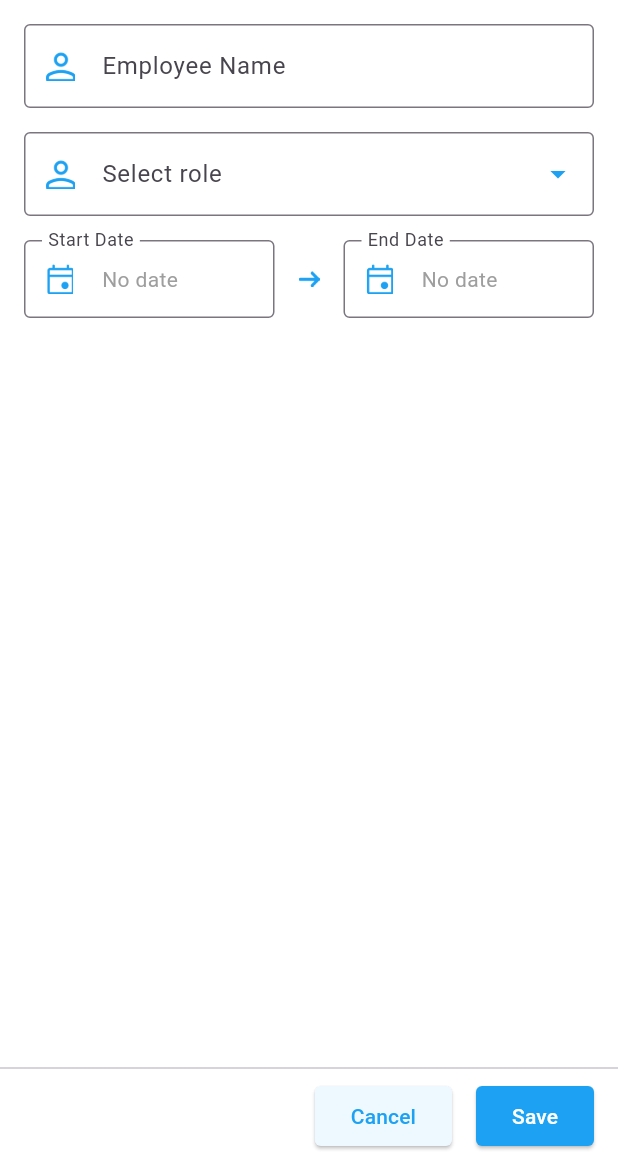
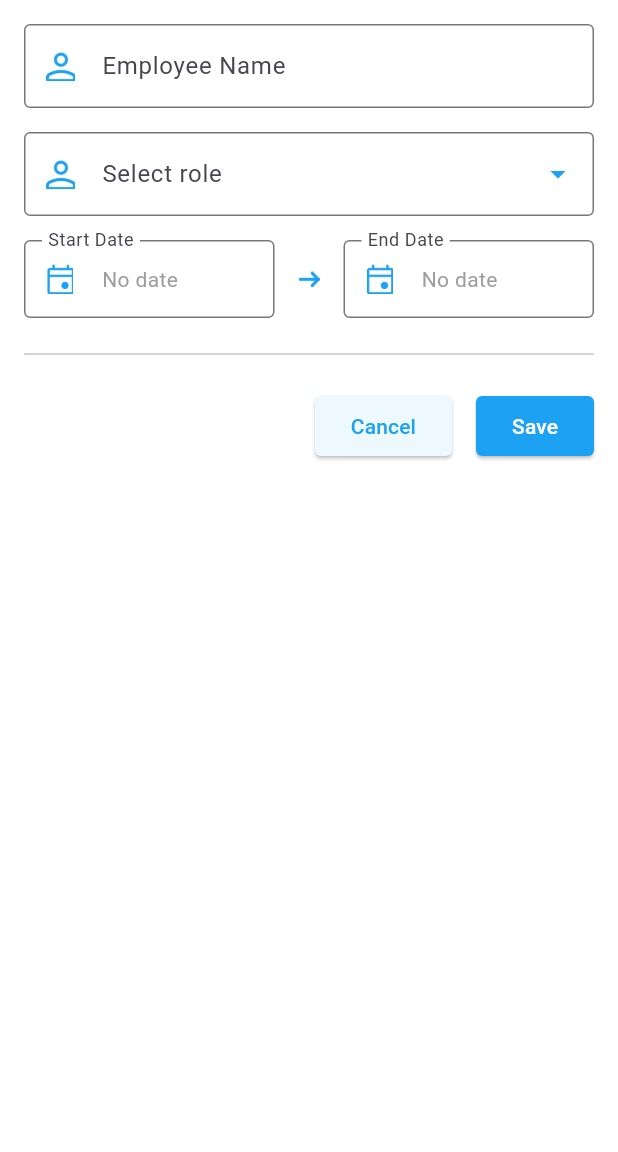
Before and after one commit to sur2548/realtime_innovations, a Flutter app: the screen it shows after launch, after a tap on the "add" icon, on a phone screen of 412 x 824 dp, the part 84-1236 px from its top. Run offline on Flutter 3.47's test engine with Material 3 defaults, Android fonts, the light colour scheme and no system bars; our stand-ins replace flutter_bloc, get_it, google_fonts, hive, hive_flutter, table_calendar; accounts and stored records are empty.

Commit message:
Web support

```diff
--- a/lib/data/local/app_database.dart
+++ b/lib/data/local/app_database.dart
@@ -1,27 +1,32 @@
-import 'objectbox.g.dart';
+import 'package:hive_flutter/adapters.dart';
+
 import 'tables/employee.dart';
 
 class AppDatabase {
-  late final Store _store;
+  static const String _boxName = 'employeeBox';
   late final Box<Employee> _employeeBox;
 
-  AppDatabase._create(this._store) {
-    _employeeBox = Box<Employee>(_store);
+  AppDatabase._create(this._employeeBox);
+
+  static Future<AppDatabase> create() async {
+    await Hive.initFlutter(); // Initialize Hive for Flutter
+    Hive.registerAdapter(EmployeeAdapter()); // Register the Employee adapter
+    final employeeBox = await Hive.openBox<Employee>(_boxName);
+
+    return AppDatabase._create(employeeBox);
   }
 
-  static Future<AppDatabase> create() async {
-    final store = await openStore();
+  List<Employee> getEmployees() => _employeeBox.values.toList();
 
-    return AppDatabase._create(store);
+  int addEmployee(Employee employee) {
+    employee.id = _employeeBox.length + 1; // Assign a unique ID
+    _employeeBox.put(employee.id, employee);
+    return employee.id;
   }
 
-  List<Employee> getEmployees() => _employeeBox.getAll();
+  void updateEmployee(Employee employee) => _employeeBox.put(employee.id, employee);
 
-  int addEmployee(Employee employee) => _employeeBox.put(employee);
+  void deleteEmployee(Employee employee) => _employeeBox.delete(employee.id);
 
-  void updateEmployee(Employee employee) => _employeeBox.put(employee);
-
-  void deleteEmployee(Employee employee) => _employeeBox.remove(employee.id);
-
-  void close() => _store.close();
+  void close() => _employeeBox.close();
 }
--- a/lib/data/local/tables/employee.dart
+++ b/lib/data/local/tables/employee.dart
@@ -1,16 +1,26 @@
-import 'package:objectbox/objectbox.dart';
+import 'package:hive/hive.dart';
 
-@Entity()
-class Employee {
-  @Id()
-  int id = 0;
+part 'employee.g.dart';
+
+@HiveType(typeId: 0)  // Assign a unique typeId
+class Employee extends HiveObject {
+  @HiveField(0)
+  int id;
+
+  @HiveField(1)
   String name;
+
+  @HiveField(2)
   String role;
+
+  @HiveField(3)
   DateTime startDate;
+
+  @HiveField(4)
   DateTime? endDate;
 
   Employee({
-    this.id = 0,
+    required this.id,
     required this.name,
     required this.role,
     required this.startDate,
--- a/lib/features/employee/presentations/all_employee/all_employee_screen.dart
+++ b/lib/features/employee/presentations/all_employee/all_employee_screen.dart
@@ -43,7 +43,11 @@ class EmployeeListScreen extends StatelessWidget {
         foregroundColor: Colors.white,
         child: const Icon(Icons.add),
       ),
-      body: BlocConsumer<EmployeeCubit, EmployeeState>(
+      body: LayoutBuilder(
+        builder: (context, constraints) {
+          return Padding(
+            padding: const EdgeInsets.symmetric(horizontal: 16.0),
+            child: BlocConsumer<EmployeeCubit, EmployeeState>(
               listener: (context, state) {
                 if (state is EmployeeEditOperationSuccess) {
                   SnackUtils.success(context, 'Employee data has been updated');
@@ -78,14 +82,10 @@ class EmployeeListScreen extends StatelessWidget {
                   final previousEmployee = state.employees.where((e) => e.endDate != null).toList();
 
                   if (currentEmployee.isEmpty && previousEmployee.isEmpty) {
-              return SizedBox(
-                width: MediaQuery.sizeOf(context).width,
-                height: MediaQuery.sizeOf(context).height,
-                child: Center(
+                    return Center(
                       child: Image.asset(
                         'assets/images/no_data.png',
                         height: 200,
-                  ),
                       ),
                     );
                   }
@@ -95,18 +95,13 @@ class EmployeeListScreen extends StatelessWidget {
                       crossAxisAlignment: CrossAxisAlignment.start,
                       children: [
                         if (currentEmployee.isNotEmpty) ...[
-                    const EmployeeTypeTitle(
-                      type: 'Current employees',
-                    ),
-                    ListView.separated(
+                          const EmployeeTypeTitle(type: 'Current Employees'),
+                          ListView.builder(
                             primary: false,
                             shrinkWrap: true,
-                      padding: EdgeInsets.zero,
                             itemCount: currentEmployee.length,
-                      separatorBuilder: (_, __) => Divider(height: 0, color: Colors.grey.shade200),
-                      itemBuilder: (_, int index) {
+                            itemBuilder: (context, index) {
                               final employee = currentEmployee[index];
-
                               return CurrentEmployeeWidget(
                                 employee: employee,
                                 onEdit: () => _openEmployeeFormScreen(context, employee: employee),
@@ -118,18 +113,13 @@ class EmployeeListScreen extends StatelessWidget {
                           ),
                         ],
                         if (previousEmployee.isNotEmpty) ...[
-                    const EmployeeTypeTitle(
-                      type: 'Previous employees',
-                    ),
-                    ListView.separated(
+                          const EmployeeTypeTitle(type: 'Previous Employees'),
+                          ListView.builder(
                             primary: false,
                             shrinkWrap: true,
-                      padding: EdgeInsets.zero,
                             itemCount: previousEmployee.length,
-                      separatorBuilder: (_, __) => Divider(height: 0, color: Colors.grey.shade200),
-                      itemBuilder: (_, int index) {
+                            itemBuilder: (context, index) {
                               final employee = previousEmployee[index];
-
                               return EmployeeWidget(
                                 employee: employee,
                                 isPastEmployee: true,
@@ -139,7 +129,10 @@ class EmployeeListScreen extends StatelessWidget {
                         ],
                         const Padding(
                           padding: EdgeInsets.all(16.0),
-                    child: Text('Swipe left to delete', style: TextStyle(color: Colors.grey)), // Adds the message
+                          child: Text(
+                            'Swipe left to delete',
+                            style: TextStyle(color: Colors.grey),
+                          ),
                         ),
                       ],
                     ),
@@ -150,5 +143,8 @@ class EmployeeListScreen extends StatelessWidget {
               },
             ),
           );
+        },
+      ),
+    );
   }
 }
--- a/lib/features/employee/presentations/employee_form/employee_form_screen.dart
+++ b/lib/features/employee/presentations/employee_form/employee_form_screen.dart
@@ -24,7 +24,6 @@ class EmployeeFormScreen extends StatefulWidget {
 
 class _EmployeeFormScreenState extends State<EmployeeFormScreen> {
   final _formKey = GlobalKey<FormState>();
-
   late TextEditingController _nameController;
   final TextEditingController _roleController = TextEditingController();
   DateTime? _startDate;
@@ -38,7 +37,6 @@ class _EmployeeFormScreenState extends State<EmployeeFormScreen> {
     _nameController = TextEditingController();
 
     final employee = widget.employee;
-
     if (employee != null) {
       _nameController.text = employee.name;
       _roleController.text = employee.role;
@@ -90,16 +88,13 @@ class _EmployeeFormScreenState extends State<EmployeeFormScreen> {
     if (!_formKey.currentState!.validate()) return;
 
     final role = _roleController.text;
-
     if (role.isEmpty) {
       SnackUtils.error(context, 'Please select a role');
-
       return;
     }
 
     if (_startDate == null) {
       SnackUtils.error(context, 'Please select start date');
-
       return;
     }
 
@@ -131,38 +126,31 @@ class _EmployeeFormScreenState extends State<EmployeeFormScreen> {
         titleTextStyle: const TextStyle(color: Colors.white, fontSize: 22),
         title: Text('${_isEditing ? 'Edit' : 'Add'} Employee Details'),
         actions: [
-          if (_isEditing) ...[
+          if (_isEditing)
             IconButton(
               onPressed: _deleteEmployee,
               icon: const Icon(Icons.delete),
             ),
         ],
-        ],
       ),
-      body: Column(
-        children: [
-          Expanded(
-            child: Padding(
+      body: LayoutBuilder(
+        builder: (context, constraints) {
+          bool isWideScreen = constraints.maxWidth > 600;
+          return SingleChildScrollView(
             padding: const EdgeInsets.all(16.0),
-              child: SingleChildScrollView(
             child: Form(
               key: _formKey,
-                  child: Column(
-                    mainAxisSize: MainAxisSize.min,
+              child: Wrap(
+                runSpacing: 16,
+                spacing: isWideScreen ? 20 : 0,
                 children: [
                   TextFormField(
                     controller: _nameController,
-                        validator: (value) {
-                          if (value == null || value.isEmpty) {
-                            return 'Please enter a name';
-                          }
-                          return null;
-                        },
+                    validator: (value) => value?.isEmpty ?? true ? 'Please enter a name' : null,
                     decoration: CustomTextTheme.decorationIcon(Assets.iconProfile).copyWith(
                       labelText: 'Employee Name',
                     ),
                   ),
-                      const SizedBox(height: 16),
                   GestureDetector(
                     onTap: () => _showRoleBottomSheet(context),
                     child: AbsorbPointer(
@@ -175,7 +163,6 @@ class _EmployeeFormScreenState extends State<EmployeeFormScreen> {
                       ),
                     ),
                   ),
-                      const SizedBox(height: 16),
                   Row(
                     children: [
                       Expanded(
@@ -195,11 +182,7 @@ class _EmployeeFormScreenState extends State<EmployeeFormScreen> {
                         ),
                       ),
                       const SizedBox(width: 16.0),
-                          const ImageIcon(
-                            Assets.iconArrow,
-                            color: Color(0xFF1DA1F2),
-                            size: 14,
-                          ),
+                      const ImageIcon(Assets.iconArrow, color: Color(0xFF1DA1F2), size: 14),
                       const SizedBox(width: 16.0),
                       Expanded(
                         child: InkWell(
@@ -219,14 +202,9 @@ class _EmployeeFormScreenState extends State<EmployeeFormScreen> {
                       ),
                     ],
                   ),
-                    ],
-                  ),
-                ),
-              ),
-            ),
-          ),
                   const Divider(),
-          SafeArea(
+                  Align(
+                    alignment: Alignment.centerRight,
                     child: Row(
                       mainAxisAlignment: MainAxisAlignment.end,
                       children: [
@@ -249,12 +227,15 @@ class _EmployeeFormScreenState extends State<EmployeeFormScreen> {
                           onPressed: _onSave,
                           child: const Text('Save'),
                         ),
-                const SizedBox(width: 16),
                       ],
                     ),
                   ),
                 ],
               ),
+            ),
+          );
+        },
+      ),
     );
   }
 }
--- a/pubspec.yaml
+++ b/pubspec.yaml
@@ -40,6 +40,9 @@ dependencies:
   flutter_bloc: ^8.1.6
   get_it: ^7.2.0
 
+  hive: ^2.2.3
+  hive_flutter: ^1.1.0
+
   objectbox: ^4.0.3
   objectbox_flutter_libs: ^4.0.3
 
@@ -49,6 +52,7 @@ dev_dependencies:
   flutter_test:
     sdk: flutter
   build_runner: ^2.4.13
+  hive_generator: ^2.0.1
   objectbox_generator: ^4.0.3
 
   # The "flutter_lints" package below contains a set of recommended lints to
```
Also changed, not shown: lib/features/employee/presentations/employee_form/widgets/custom_date_picker.dart (+6 -1 lines), lib/data/local/objectbox.g.dart (deleted), lib/data/local/tables/employee.g.dart (added), pubspec.lock, 8 other files. Lines whose indentation alone changed are shown as unchanged.
